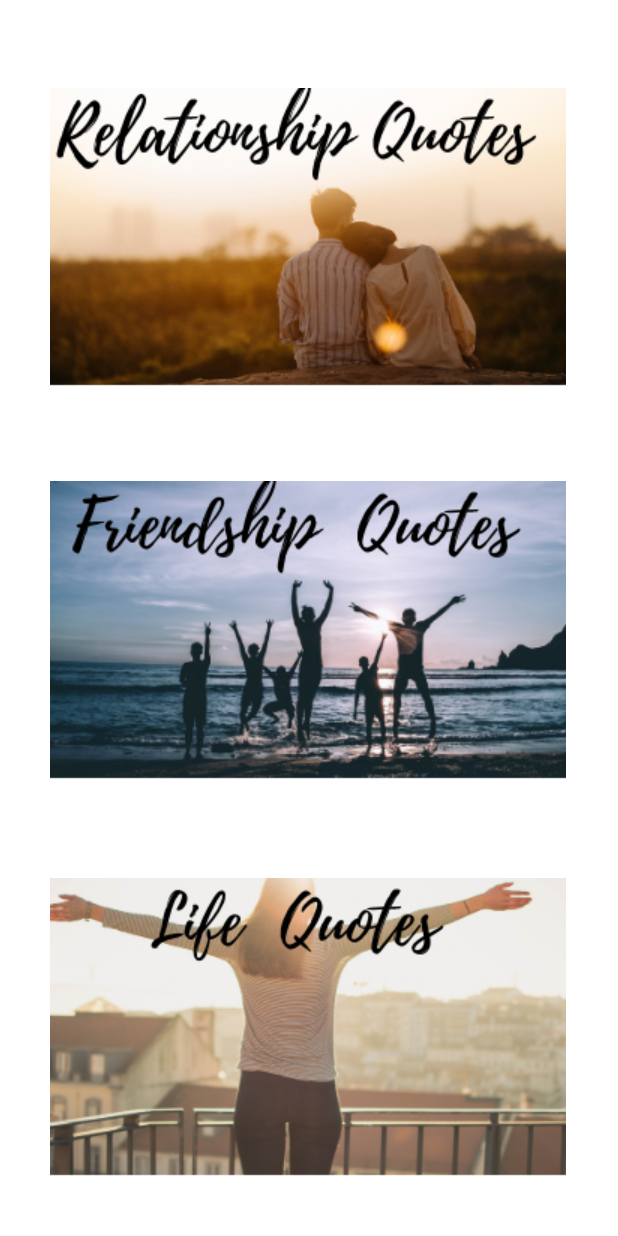
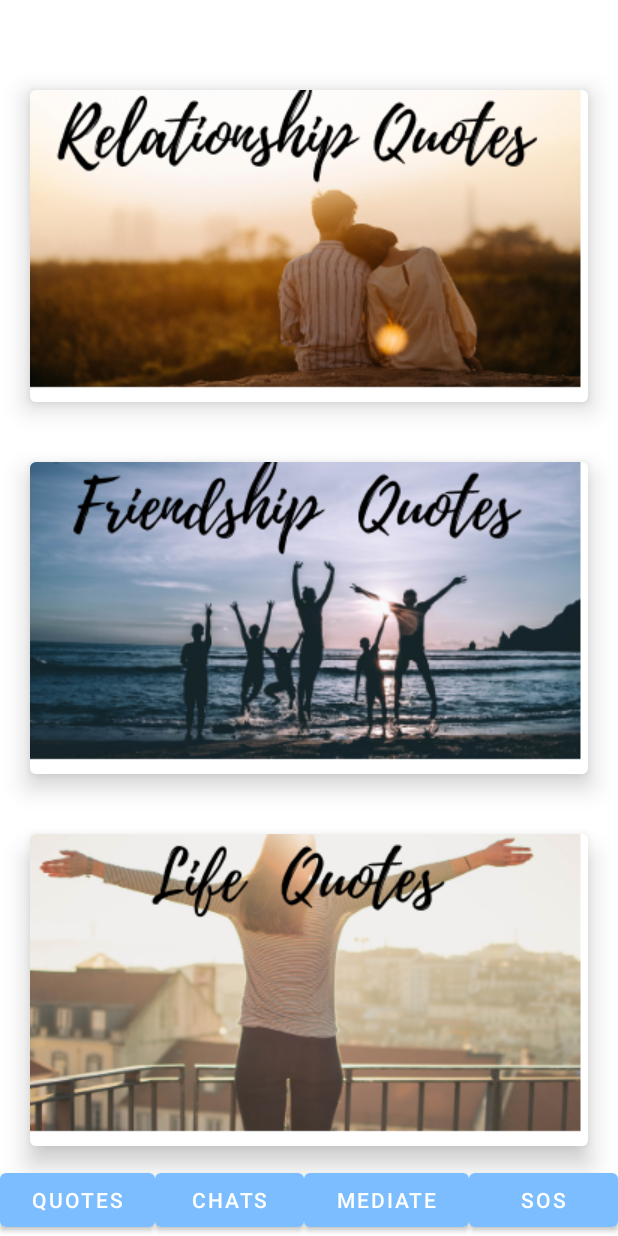
Before and after one commit to June-Han/GUTSHackathonTeam08, an Android app: the Quotes screen opened directly, with no data from a screen before it, on a phone screen of 412 x 824 dp. Run offline under Robolectric (Android 15) with nearby library versions, the phone set to English and light mode, and no system bars; Roboto replaces fonts that are not available here.

Commit message:
change layout for quotes and buttons

```diff
--- a/Melody/app/src/main/res/layout/activity_quotes.xml
+++ b/Melody/app/src/main/res/layout/activity_quotes.xml
@@ -7,40 +7,104 @@
     android:layout_height="match_parent"
     tools:context= ".Quotes">
 
+    <LinearLayout
+        android:layout_width="wrap_content"
+        android:layout_height="wrap_content"
+        android:orientation="vertical"
+        android:layout_margin="100dp"
+        android:gravity="center_horizontal"
+        android:layout_gravity="center_horizontal"
+        app:layout_constraintBottom_toBottomOf="parent"
+        app:layout_constraintEnd_toEndOf="parent"
+        app:layout_constraintStart_toStartOf="parent"
+        app:layout_constraintTop_toTopOf="parent">
+
+        <com.google.android.material.card.MaterialCardView
+            android:layout_height="wrap_content"
+            android:layout_width="wrap_content"
+            android:layout_margin="20dp"
+            android:padding="15dp"
+            app:cardElevation="10dp">
             <ImageButton
                 android:id="@+id/relationship_btn"
-        android:layout_width="344dp"
+                android:layout_width="wrap_content"
                 android:layout_height="208dp"
-        app:layout_constraintBottom_toBottomOf="parent"
-        app:layout_constraintEnd_toEndOf="parent"
-        app:layout_constraintHorizontal_bias="0.492"
-        app:layout_constraintStart_toStartOf="parent"
-        app:layout_constraintTop_toTopOf="parent"
-        app:layout_constraintVertical_bias="0.095"
                 app:srcCompat="@drawable/testing" />
+        </com.google.android.material.card.MaterialCardView>
 
+        <com.google.android.material.card.MaterialCardView
+            android:layout_height="wrap_content"
+            android:layout_width="wrap_content"
+            android:layout_margin="20dp"
+            android:padding="15dp"
+            app:cardElevation="10dp">
             <ImageButton
                 android:id="@+id/Friendship_btn2"
-        android:layout_width="344dp"
+                android:layout_width="wrap_content"
                 android:layout_height="208dp"
-        app:layout_constraintBottom_toBottomOf="parent"
-        app:layout_constraintEnd_toEndOf="parent"
-        app:layout_constraintHorizontal_bias="0.492"
-        app:layout_constraintStart_toStartOf="parent"
-        app:layout_constraintTop_toTopOf="parent"
-        app:layout_constraintVertical_bias="0.521"
                 app:srcCompat="@drawable/friend" />
+        </com.google.android.material.card.MaterialCardView>
 
+        <com.google.android.material.card.MaterialCardView
+            android:layout_height="wrap_content"
+            android:layout_width="wrap_content"
+            android:layout_margin="20dp"
+            android:padding="15dp"
+            app:cardElevation="10dp">
             <ImageButton
                 android:id="@+id/life_btn3"
-        android:layout_width="344dp"
+                android:layout_width="wrap_content"
                 android:layout_height="208dp"
-        app:layout_constraintBottom_toBottomOf="parent"
-        app:layout_constraintEnd_toEndOf="parent"
-        app:layout_constraintHorizontal_bias="0.492"
-        app:layout_constraintStart_toStartOf="parent"
-        app:layout_constraintTop_toTopOf="parent"
-        app:layout_constraintVertical_bias="0.95"
                 app:srcCompat="@drawable/lifequotes" />
+        </com.google.android.material.card.MaterialCardView>
+    </LinearLayout>
 
+    <LinearLayout
+        android:layout_width="match_parent"
+        android:layout_height="match_parent"
+        android:gravity="bottom"
+        android:orientation="horizontal">
+        <TableLayout
+            android:layout_width="match_parent"
+            android:layout_height="match_parent"
+            android:layout_weight="1"
+            android:gravity="bottom">
+            <TableRow
+                android:layout_width="match_parent"
+                android:layout_height="match_parent">
+
+                <Button
+                    android:id="@+id/button3"
+                    android:layout_width="wrap_content"
+                    android:layout_height="wrap_content"
+                    android:layout_weight="1"
+                    android:onClick="quoteBttnFn"
+                    android:text="@string/quotesBttn" />
+
+                <Button
+                    android:id="@+id/button4"
+                    android:layout_width="wrap_content"
+                    android:layout_height="wrap_content"
+                    android:layout_weight="1"
+                    android:onClick="chatBttnFn"
+                    android:text="@string/chatBttn" />
+
+                <Button
+                    android:id="@+id/button2"
+                    android:layout_width="wrap_content"
+                    android:layout_height="wrap_content"
+                    android:layout_weight="1"
+                    android:onClick="musicBttnFn"
+                    android:text="@string/musicBttn" />
+
+                <Button
+                    android:id="@+id/button"
+                    android:layout_width="wrap_content"
+                    android:layout_height="wrap_content"
+                    android:layout_weight="1"
+                    android:onClick="helplineBttnFn"
+                    android:text="@string/helplineBttn" />
+            </TableRow>
+        </TableLayout>
+    </LinearLayout>
 </androidx.constraintlayout.widget.ConstraintLayout>
```
Lines whose indentation alone changed are shown as unchanged.
